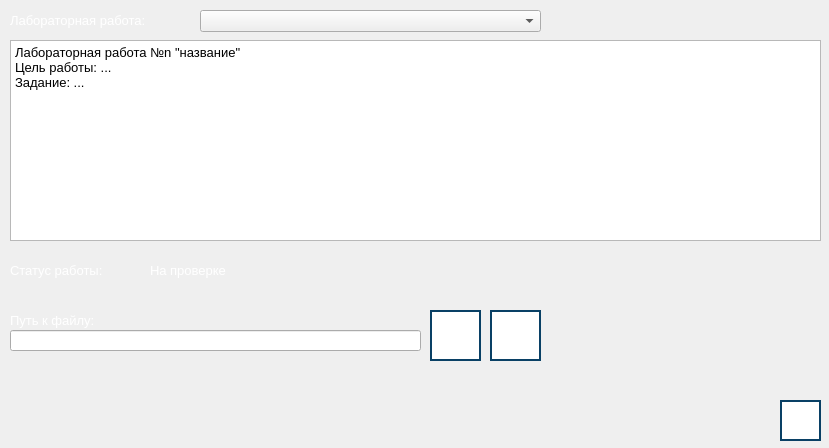
Before: the Qt Designer form practicwindow.ui in RCh-stack/ray-tracing-alpha-1.3, drawn with Qt 5.
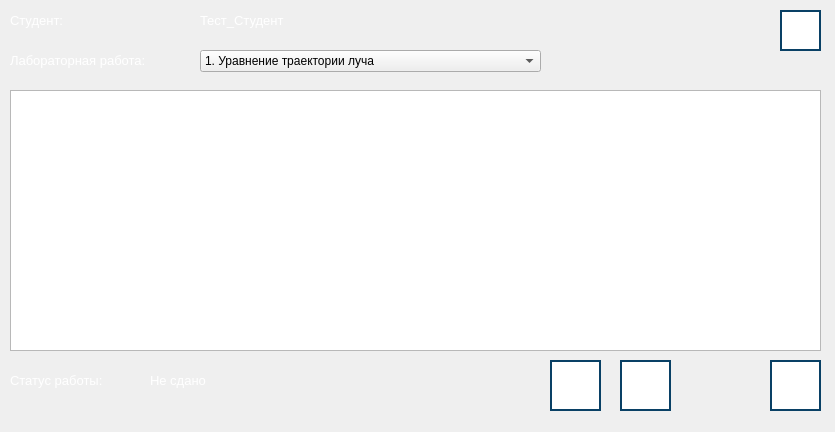
After: the same form once the commit is applied. Icons and pictures are not drawn.

Patch:
```diff
--- a/practicwindow.ui
+++ b/practicwindow.ui
@@ -6,18 +6,18 @@
    <rect>
     <x>0</x>
     <y>0</y>
-    <width>829</width>
-    <height>448</height>
+    <width>835</width>
+    <height>432</height>
    </rect>
   </property>
   <property name="windowTitle">
-   <string>Практика | Ray Tracing | Alpha 1.0v</string>
+   <string>Лабораторные работы | Ray Tracing | Alpha 1.0v</string>
   </property>
   <widget class="QLabel" name="label">
    <property name="geometry">
     <rect>
      <x>10</x>
-     <y>10</y>
+     <y>50</y>
      <width>191</width>
      <height>21</height>
     </rect>
@@ -35,23 +35,48 @@
     <string>Лабораторная работа:</string>
    </property>
   </widget>
-  <widget class="QComboBox" name="comboBox">
+  <widget class="QComboBox" name="comboBox_works">
    <property name="geometry">
     <rect>
      <x>200</x>
-     <y>10</y>
+     <y>50</y>
      <width>341</width>
      <height>22</height>
     </rect>
    </property>
+   <item>
+    <property name="text">
+     <string>1. Уравнение траектории луча</string>
+    </property>
+   </item>
+   <item>
+    <property name="text">
+     <string>2. Уравнение сферы</string>
+    </property>
+   </item>
+   <item>
+    <property name="text">
+     <string>3. Добавление освещения</string>
+    </property>
+   </item>
+   <item>
+    <property name="text">
+     <string>4. Добавление теней и отражений</string>
+    </property>
+   </item>
+   <item>
+    <property name="text">
+     <string>5. Трассировщик лучей</string>
+    </property>
+   </item>
   </widget>
-  <widget class="QTextBrowser" name="textBrowser">
+  <widget class="QTextBrowser" name="text_lab_work">
    <property name="geometry">
     <rect>
      <x>10</x>
-     <y>40</y>
+     <y>90</y>
      <width>811</width>
-     <height>201</height>
+     <height>261</height>
     </rect>
    </property>
    <property name="html">
@@ -59,9 +84,6 @@
 &lt;html&gt;&lt;head&gt;&lt;meta name=&quot;qrichtext&quot; content=&quot;1&quot; /&gt;&lt;style type=&quot;text/css&quot;&gt;
 p, li { white-space: pre-wrap; }
 &lt;/style&gt;&lt;/head&gt;&lt;body style=&quot; font-family:'MS Shell Dlg 2'; font-size:7.8pt; font-weight:400; font-style:normal;&quot;&gt;
-&lt;p style=&quot; margin-top:0px; margin-bottom:0px; margin-left:0px; margin-right:0px; -qt-block-indent:0; text-indent:0px;&quot;&gt;&lt;span style=&quot; font-size:10pt;&quot;&gt;Лабораторная работа №n &amp;quot;название&amp;quot;&lt;/span&gt;&lt;/p&gt;
-&lt;p style=&quot; margin-top:0px; margin-bottom:0px; margin-left:0px; margin-right:0px; -qt-block-indent:0; text-indent:0px;&quot;&gt;&lt;span style=&quot; font-size:10pt;&quot;&gt;Цель работы: ...&lt;/span&gt;&lt;/p&gt;
-&lt;p style=&quot; margin-top:0px; margin-bottom:0px; margin-left:0px; margin-right:0px; -qt-block-indent:0; text-indent:0px;&quot;&gt;&lt;span style=&quot; font-size:10pt;&quot;&gt;Задание: ...&lt;/span&gt;&lt;/p&gt;
 &lt;p style=&quot;-qt-paragraph-type:empty; margin-top:0px; margin-bottom:0px; margin-left:0px; margin-right:0px; -qt-block-indent:0; text-indent:0px;&quot;&gt;&lt;br /&gt;&lt;/p&gt;&lt;/body&gt;&lt;/html&gt;</string>
    </property>
   </widget>
@@ -69,7 +91,7 @@
    <property name="geometry">
     <rect>
      <x>10</x>
-     <y>260</y>
+     <y>370</y>
      <width>131</width>
      <height>21</height>
     </rect>
@@ -87,122 +109,12 @@
     <string>Статус работы:</string>
    </property>
   </widget>
-  <widget class="QPushButton" name="button_attach">
-   <property name="geometry">
-    <rect>
-     <x>430</x>
-     <y>310</y>
-     <width>51</width>
-     <height>51</height>
-    </rect>
-   </property>
-   <property name="font">
-    <font>
-     <pointsize>9</pointsize>
-    </font>
-   </property>
-   <property name="styleSheet">
-    <string notr="true">QPushButton {
-    background-color: rgb(255, 255, 255);
-    border: 2px solid #094065;
-}
-
-QPushButton:pressed {
-    background-color:  rgb(118, 118, 118);
-}
-</string>
-   </property>
-   <property name="text">
-    <string/>
-   </property>
-   <property name="icon">
-    <iconset>
-     <normaloff>images/attach-button.png</normaloff>images/attach-button.png</iconset>
-   </property>
-   <property name="iconSize">
-    <size>
-     <width>36</width>
-     <height>36</height>
-    </size>
-   </property>
-  </widget>
-  <widget class="QLineEdit" name="lineEdit">
-   <property name="geometry">
-    <rect>
-     <x>10</x>
-     <y>330</y>
-     <width>411</width>
-     <height>21</height>
-    </rect>
-   </property>
-  </widget>
-  <widget class="QLabel" name="label_3">
-   <property name="geometry">
-    <rect>
-     <x>10</x>
-     <y>310</y>
-     <width>131</width>
-     <height>21</height>
-    </rect>
-   </property>
-   <property name="font">
-    <font>
-     <pointsize>10</pointsize>
-    </font>
-   </property>
-   <property name="styleSheet">
-    <string notr="true">color: rgb(255, 255, 255);
-</string>
-   </property>
-   <property name="text">
-    <string>Путь к файлу:</string>
-   </property>
-  </widget>
-  <widget class="QPushButton" name="button_save">
-   <property name="geometry">
-    <rect>
-     <x>490</x>
-     <y>310</y>
-     <width>51</width>
-     <height>51</height>
-    </rect>
-   </property>
-   <property name="font">
-    <font>
-     <pointsize>9</pointsize>
-    </font>
-   </property>
-   <property name="styleSheet">
-    <string notr="true">QPushButton {
-    background-color: rgb(255, 255, 255);
-    border: 2px solid #094065;
-}
-
-QPushButton:pressed {
-    background-color:  rgb(118, 118, 118);
-}
-</string>
-   </property>
-   <property name="text">
-    <string/>
-   </property>
-   <property name="icon">
-    <iconset>
-     <normaloff>images/save-button.png</normaloff>images/save-button.png</iconset>
-   </property>
-   <property name="iconSize">
-    <size>
-     <width>36</width>
-     <height>36</height>
-    </size>
-   </property>
-  </widget>
-  <widget class="QLabel" name="label_4">
+  <widget class="QLabel" name="label_status">
    <property name="geometry">
     <rect>
      <x>150</x>
-     <y>260</y>
-     <width>151</width>
+     <y>370</y>
+     <width>271</width>
      <height>21</height>
     </rect>
    </property>
@@ -216,18 +128,21 @@
 </string>
    </property>
    <property name="text">
-    <string>На проверке</string>
+    <string>&lt;html&gt;&lt;head/&gt;&lt;body&gt;&lt;p&gt;&lt;span style=&quot; color:#ffffff;&quot;&gt;Не сдано&lt;/span&gt;&lt;/p&gt;&lt;/body&gt;&lt;/html&gt;</string>
    </property>
   </widget>
   <widget class="QPushButton" name="button_help">
    <property name="geometry">
     <rect>
      <x>780</x>
-     <y>400</y>
+     <y>10</y>
      <width>41</width>
      <height>41</height>
     </rect>
    </property>
+   <property name="toolTip">
+    <string>Получить справку</string>
+   </property>
    <property name="styleSheet">
     <string notr="true">QPushButton {
     background-color: rgb(255, 255, 255);
@@ -253,6 +168,161 @@
     </size>
    </property>
   </widget>
+  <widget class="QPushButton" name="button_send_work">
+   <property name="geometry">
+    <rect>
+     <x>550</x>
+     <y>360</y>
+     <width>51</width>
+     <height>51</height>
+    </rect>
+   </property>
+   <property name="toolTip">
+    <string>Отправить работу на проверку</string>
+   </property>
+   <property name="styleSheet">
+    <string notr="true">QPushButton {
+    background-color: rgb(255, 255, 255);
+    border: 2px solid #094065;
+}
+
+QPushButton:pressed {
+    background-color:  rgb(118, 118, 118);
+}
+</string>
+   </property>
+   <property name="text">
+    <string/>
+   </property>
+   <property name="icon">
+    <iconset>
+     <normaloff>images/attach-button.png</normaloff>images/attach-button.png</iconset>
+   </property>
+   <property name="iconSize">
+    <size>
+     <width>36</width>
+     <height>36</height>
+    </size>
+   </property>
+  </widget>
+  <widget class="QPushButton" name="button_edit_work">
+   <property name="geometry">
+    <rect>
+     <x>620</x>
+     <y>360</y>
+     <width>51</width>
+     <height>51</height>
+    </rect>
+   </property>
+   <property name="toolTip">
+    <string>Отредактировать работу</string>
+   </property>
+   <property name="styleSheet">
+    <string notr="true">QPushButton {
+    background-color: rgb(255, 255, 255);
+    border: 2px solid #094065;
+}
+
+QPushButton:pressed {
+    background-color:  rgb(118, 118, 118);
+}
+</string>
+   </property>
+   <property name="text">
+    <string/>
+   </property>
+   <property name="icon">
+    <iconset>
+     <normaloff>images/edit-lab-button.png</normaloff>images/edit-lab-button.png</iconset>
+   </property>
+   <property name="iconSize">
+    <size>
+     <width>36</width>
+     <height>36</height>
+    </size>
+   </property>
+  </widget>
+  <widget class="QLabel" name="label_3">
+   <property name="geometry">
+    <rect>
+     <x>10</x>
+     <y>10</y>
+     <width>191</width>
+     <height>21</height>
+    </rect>
+   </property>
+   <property name="font">
+    <font>
+     <pointsize>10</pointsize>
+    </font>
+   </property>
+   <property name="styleSheet">
+    <string notr="true">color: rgb(255, 255, 255);
+</string>
+   </property>
+   <property name="text">
+    <string>&lt;html&gt;&lt;head/&gt;&lt;body&gt;&lt;p&gt;Студент:&lt;/p&gt;&lt;/body&gt;&lt;/html&gt;</string>
+   </property>
+  </widget>
+  <widget class="QLabel" name="label_student">
+   <property name="geometry">
+    <rect>
+     <x>200</x>
+     <y>10</y>
+     <width>331</width>
+     <height>21</height>
+    </rect>
+   </property>
+   <property name="font">
+    <font>
+     <pointsize>10</pointsize>
+    </font>
+   </property>
+   <property name="styleSheet">
+    <string notr="true">color: rgb(255, 255, 255);
+</string>
+   </property>
+   <property name="text">
+    <string>&lt;html&gt;&lt;head/&gt;&lt;body&gt;&lt;p&gt;&lt;span style=&quot; color:#ffffff;&quot;&gt;Тест_Студент&lt;/span&gt;&lt;/p&gt;&lt;/body&gt;&lt;/html&gt;</string>
+   </property>
+  </widget>
+  <widget class="QPushButton" name="button_exit">
+   <property name="geometry">
+    <rect>
+     <x>770</x>
+     <y>360</y>
+     <width>51</width>
+     <height>51</height>
+    </rect>
+   </property>
+   <property name="toolTip">
+    <string>Закрыть окно</string>
+   </property>
+   <property name="styleSheet">
+    <string notr="true">QPushButton {
+    background-color: rgb(255, 255, 255);
+    border: 2px solid #094065;
+}
+
+QPushButton:pressed {
+    background-color:  rgb(118, 118, 118);
+}
+</string>
+   </property>
+   <property name="text">
+    <string/>
+   </property>
+   <property name="icon">
+    <iconset>
+     <normaloff>images/exit-button.png</normaloff>images/exit-button.png</iconset>
+   </property>
+   <property name="iconSize">
+    <size>
+     <width>36</width>
+     <height>36</height>
+    </size>
+   </property>
+  </widget>
  </widget>
  <resources/>
  <connections/>
```
